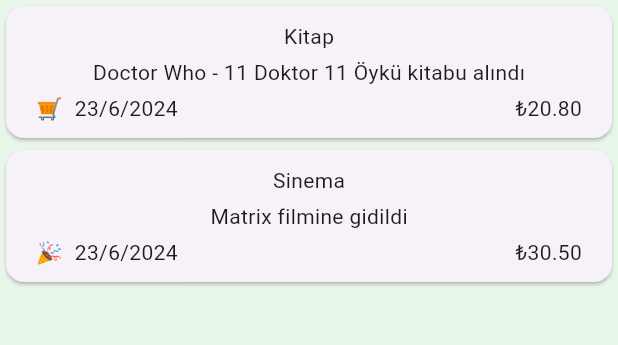
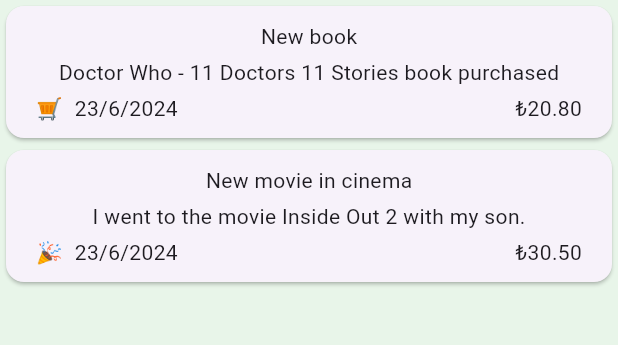
Before and after one commit to FatihYigit35/spending_tracker, a Flutter app: the screen it shows after launch, on a phone screen of 412 x 824 dp, the part 114-459 px from its top. Run offline on Flutter 3.47's test engine with Material 3 defaults, Android fonts, the phone set to English and light mode, and no system bars.

Commit message:
sample data edited

```diff
--- a/lib/view/spendings_screen.dart
+++ b/lib/view/spendings_screen.dart
@@ -13,18 +13,18 @@ class SpendingsScreen extends StatefulWidget {
 class _SpendingsScreenState extends State<SpendingsScreen> {
   final List<Spending> _registeredSpendings = [
     Spending(
-      title: 'Kitap',
+      title: 'New book',
       amount: 20.8,
       date: DateTime.now(),
       category: Category.shopping,
-      description: 'Doctor Who - 11 Doktor 11 Öykü kitabu alındı',
+      description: 'Doctor Who - 11 Doctors 11 Stories book purchased',
     ),
     Spending(
-      title: 'Sinema',
+      title: 'New movie in cinema',
       amount: 30.5,
       date: DateTime.now(),
       category: Category.entertainment,
-      description: 'Matrix filmine gidildi',
+      description: 'I went to the movie Inside Out 2 with my son.',
     ),
   ];
 
```
